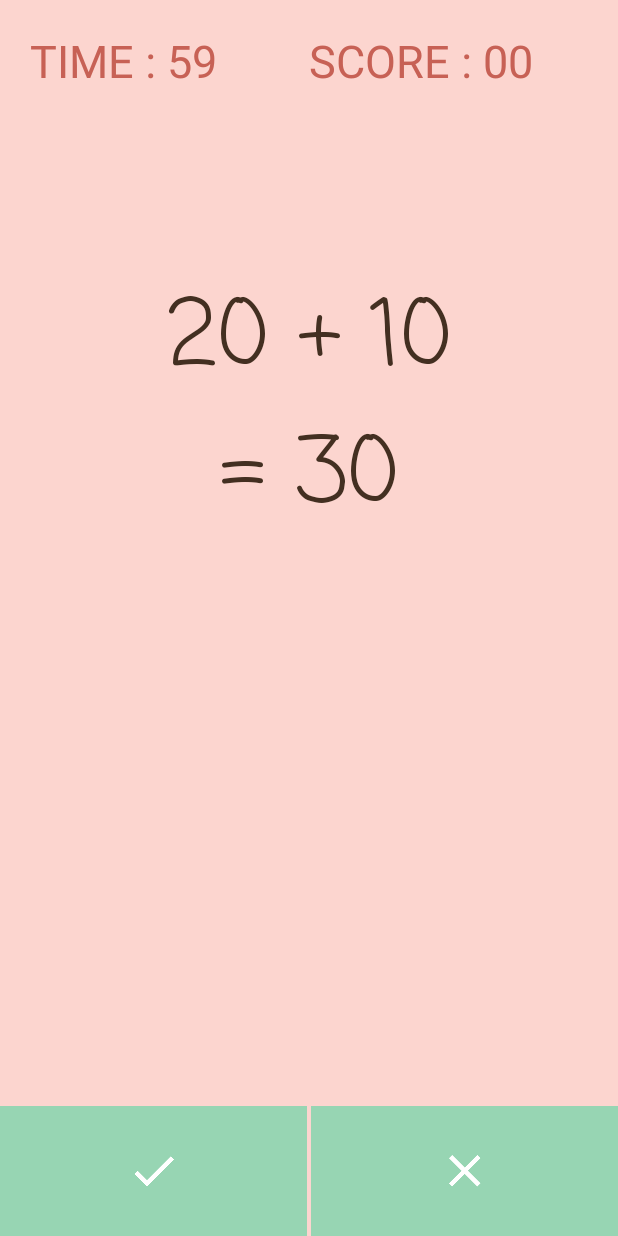
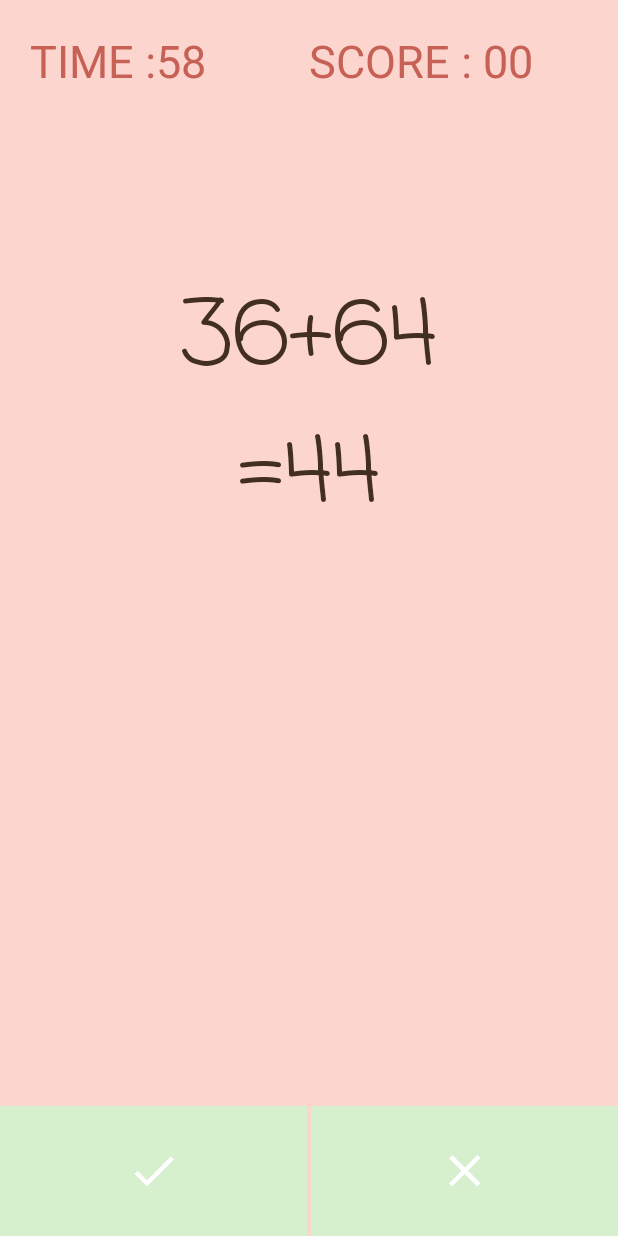
Before and after one commit to imfiroz/android-app-just-match, an Android app: the GameActivity screen opened directly, with no data from a screen before it, on a phone screen of 412 x 824 dp. Run offline under Robolectric (Android 15) with nearby library versions, the phone set to English and light mode, and no system bars.

Commit message:
Random question generated with timer

```diff
--- a/app/src/main/java/co/gamespay/www/justmatch/GameActivity.java
+++ b/app/src/main/java/co/gamespay/www/justmatch/GameActivity.java
@@ -1,13 +1,120 @@
 package co.gamespay.www.justmatch;
 
+import android.content.Context;
+import android.content.Intent;
 import android.support.v7.app.AppCompatActivity;
 import android.os.Bundle;
+import android.os.Handler;
+import android.os.Vibrator;
+import android.view.View;
+import android.widget.ImageButton;
+import android.widget.TextView;
+import java.util.Random;
+
 
 public class GameActivity extends AppCompatActivity {
+
+    TextView txtTime, txtScore, txtQuestion, txtAnswer;
+    ImageButton btn_correct, btn_wrong;
+    Boolean isResultCorrect;
+    int seconds = 59;
+    private int score = 0;
+    private Boolean stopTimer = false;
 
     @Override
     protected void onCreate(Bundle savedInstanceState) {
         super.onCreate(savedInstanceState);
         setContentView(R.layout.activity_game);
+
+        txtQuestion     =   findViewById(R.id.txtQuestion);
+        txtAnswer       =   findViewById(R.id.txtAnswer);
+        txtTime         =   findViewById(R.id.txtTime);
+        txtScore        =   findViewById(R.id.txtScore);
+        btn_correct     =   findViewById(R.id.btn_correct);
+        btn_wrong       =   findViewById(R.id.btn_wrong);
+
+        timer();
+
+        btn_correct.setOnClickListener(new View.OnClickListener() {
+            @Override
+            public void onClick(View v) {
+                verifyAnswer(true);
+            }
+        });
+        btn_wrong.setOnClickListener(new View.OnClickListener() {
+            @Override
+            public void onClick(View v) {
+                verifyAnswer(false);
+            }
+        });
+
+        generateQuestion();
+    }
+
+    private void generateQuestion()
+    {
+        isResultCorrect = true;
+        Random random = new Random();
+        int a = random.nextInt(100);
+        int b = random.nextInt(100);
+        int result = a + b;
+        float f = random.nextFloat();
+        if( f > 0.5f)
+        {
+            result = random.nextInt(100);
+            isResultCorrect = false;
+        }
+        txtQuestion.setText(a + "+" + b);
+        txtAnswer.setText("=" + result);
+
+    }
+
+    public void verifyAnswer(Boolean answer)
+    {
+        if(answer == isResultCorrect )
+        {
+            score+= 5;
+            txtScore.setText("SCORE :" + score);
+        }
+        else
+        {
+
+            Vibrator vibrator = (Vibrator) this.getSystemService(Context.VIBRATOR_SERVICE);
+            vibrator.vibrate(100);
+        }
+        generateQuestion();
+    }
+
+    private void timer()
+    {
+        final Handler handler = new Handler();
+        handler.post(new Runnable(){
+
+            @Override
+            public void run(){
+                txtTime.setText("TIME :" +seconds);
+                seconds--;
+                if(seconds<0)
+                {
+                    Intent i = new Intent(GameActivity.this, ScoreActivity.class);
+                    i.putExtra("Score", score);
+                    stopTimer = true;
+                    startActivity(i);
+                }
+                if(stopTimer == false)
+                {
+                    handler.postDelayed(this, 1000);
+                }
+            }
+
+        });
+    }
+
+    @Override
+    protected void onPause()
+    {
+        super.onPause();
+        stopTimer = false;
+        finish();
     }
 }
--- a/app/src/main/res/layout/activity_game.xml
+++ b/app/src/main/res/layout/activity_game.xml
@@ -24,7 +24,7 @@
             android:paddingTop="25dp"
             android:paddingBottom="25dp"
             android:layout_marginRight="1dp"
-            android:background="#97D5B3"/>
+            android:background="#FFD6F0CD"/>
         <ImageButton
             android:layout_width="0dp"
             android:layout_height="wrap_content"
@@ -34,7 +34,7 @@
             android:paddingTop="25dp"
             android:paddingBottom="25dp"
             android:layout_marginLeft="1dp"
-            android:background="#97D5B3"/>
+            android:background="#FFD6F0CD"/>
     </LinearLayout>
     <LinearLayout
         android:layout_width="match_parent"
--- a/app/src/main/res/layout/activity_main.xml
+++ b/app/src/main/res/layout/activity_main.xml
@@ -7,7 +7,7 @@
     android:paddingRight="16dp"
     android:paddingTop="100dp"
     android:paddingBottom="100dp"
-    android:background="#D6F0CD"
+    android:background="#d6f0cd"
     tools:context="co.gamespay.www.justmatch.ScoreActivity">
 
     <TextView
--- a/app/src/main/res/values/styles.xml
+++ b/app/src/main/res/values/styles.xml
@@ -4,7 +4,7 @@
     <style name="AppTheme" parent="Theme.AppCompat.Light.NoActionBar">
         <!-- Customize your theme here. -->
         <item name="colorPrimary">@color/colorPrimary</item>
-        <item name="colorPrimaryDark">#fff</item>
+        <item name="colorPrimaryDark">#d6f0cd</item>
         <item name="colorAccent">@color/colorAccent</item>
     </style>
 
```
